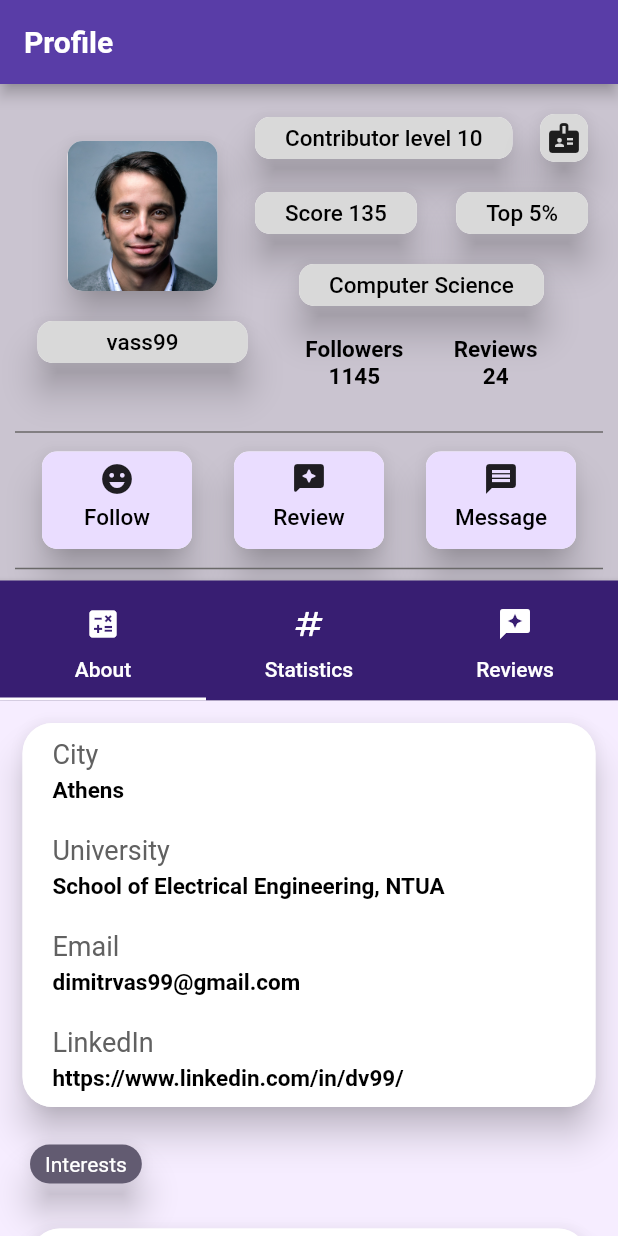
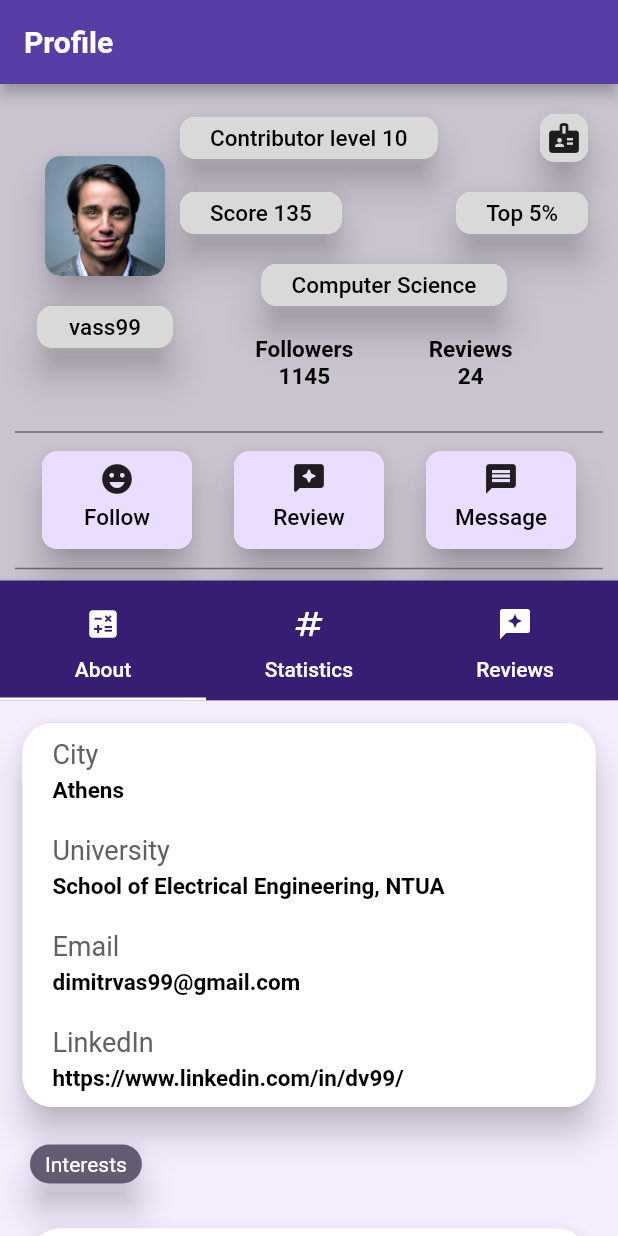
Before and after one commit to Athanasiosvaris/United, a Flutter app: the ProfilePage screen opened by its route, on a phone screen of 412 x 824 dp. Run offline on Flutter 3.47's test engine with Material 2 defaults, Android fonts, the phone set to English and light mode, and no system bars.

Commit message:
App ready

```diff
--- a/lib/pages/app/leaderboard.dart
+++ b/lib/pages/app/leaderboard.dart
@@ -64,10 +64,10 @@ class _LeaderboardPage extends State<LeaderboardPage>
                                 style: TextStyle(
                                     color: Colors.white,
                                     fontWeight: FontWeight.w500,
-                                    fontSize: 20),
+                                    fontSize: 15),
                               ),
                               Image.asset(
-                                'images/Giorgos.png',
+                                'assets/images/Giorgos.png',
                               ),
                               const Text(
                                 'Your points:\n 150',
@@ -75,7 +75,7 @@ class _LeaderboardPage extends State<LeaderboardPage>
                                 style: TextStyle(
                                     color: Colors.white,
                                     fontWeight: FontWeight.w500,
-                                    fontSize: 20),
+                                    fontSize: 15),
                               )
                             ],
                           ),
--- a/lib/pages/app/profile.dart
+++ b/lib/pages/app/profile.dart
@@ -41,7 +41,7 @@ class _ProfilePage extends State<ProfilePage>
               mainAxisAlignment: MainAxisAlignment.spaceBetween,
               children: [
                 Container(
-                  width: 150,
+                  width: 100,
                   padding: const EdgeInsets.all(5),
                   child: Column(
                     mainAxisAlignment: MainAxisAlignment.spaceBetween,
@@ -50,8 +50,8 @@ class _ProfilePage extends State<ProfilePage>
                         elevation: 10,
                         borderRadius: BorderRadius.circular(10),
                         child: Container(
-                          width: 100,
-                          height: 100,
+                          width: 80,
+                          height: 80,
                           decoration: const BoxDecoration(
                               borderRadius: BorderRadius.only(
                                   topRight: Radius.circular(10.0),
@@ -439,15 +439,17 @@ class _ProfilePage extends State<ProfilePage>
                               crossAxisAlignment: CrossAxisAlignment.start,
                               children: const [
                                 ProfilePanel(
-                                    length: 300,
+                                    length: 250,
                                     title: 'Prom Racing',
                                     subtitle:
-                                        'Participated in Prom Racing from 2020 to 2022 as an\n electrical engineer'),
+                                        'Participated in Prom Racing from 2020 to 2022 as an electrical engineer'),
                                 ProfilePanel(
-                                    title: 'Human Computer Interaction Project',
+                                    title: 'HCI Project',
+                                    length: 250,
                                     subtitle: 'Created a prototype app'),
                                 ProfilePanel(
                                     title: 'Algorithms',
+                                    length: 250,
                                     subtitle:
                                         'Solved interesting algorithmic challenges'),
                               ],
@@ -568,7 +570,7 @@ class _ProfilePage extends State<ProfilePage>
                               crossAxisAlignment: CrossAxisAlignment.start,
                               children: const [
                                 ProfilePanel(
-                                    length: 300,
+                                    length: 250,
                                     title: 'Great Teacher',
                                     subtitle:
                                         'Lorem ipsum dolor sit amet, consectetur adipiscing elit. Morbi ac est diam. Phasellus interdum orci nec lacus malesuada facilisis. Nunc nec sapien libero. Aliquam non elit sem. Phasellus placerat sodales malesuada. Maecenas porttitor justo sed pellentesque tincidunt. Nullam quis sem leo. Duis eget molestie neque.')
@@ -599,7 +601,7 @@ class _ProfilePage extends State<ProfilePage>
                               children: const [
                                 ProfilePanel(
                                     title: 'Great Teacher',
-                                    length: 300,
+                                    length: 250,
                                     subtitle:
                                         'Lorem ipsum dolor sit amet, consectetur adipiscing elit. Morbi ac est diam. Phasellus interdum orci nec lacus malesuada facilisis. Nunc nec sapien libero. Aliquam non elit sem. Phasellus placerat sodales malesuada. Maecenas porttitor justo sed pellentesque tincidunt. Nullam quis sem leo. Duis eget molestie neque.')
                               ],
@@ -628,7 +630,7 @@ class _ProfilePage extends State<ProfilePage>
                               children: const [
                                 ProfilePanel(
                                     title: 'Great Teacher',
-                                    length: 300,
+                                    length: 250,
                                     subtitle:
                                         'Lorem ipsum dolor sit amet, consectetur adipiscing elit. Morbi ac est diam. Phasellus interdum orci nec lacus malesuada facilisis. Nunc nec sapien libero. Aliquam non elit sem. Phasellus placerat sodales malesuada. Maecenas porttitor justo sed pellentesque tincidunt. Nullam quis sem leo. Duis eget molestie neque.')
                               ],
@@ -658,7 +660,7 @@ class _ProfilePage extends State<ProfilePage>
                               children: const [
                                 ProfilePanel(
                                     title: 'Great Teacher',
-                                    length: 300,
+                                    length: 250,
                                     subtitle:
                                         'Lorem ipsum dolor sit amet, consectetur adipiscing elit. Morbi ac est diam. Phasellus interdum orci nec lacus malesuada facilisis. Nunc nec sapien libero. Aliquam non elit sem. Phasellus placerat sodales malesuada. Maecenas porttitor justo sed pellentesque tincidunt. Nullam quis sem leo. Duis eget molestie neque.')
                               ],
```
Also changed, not shown: lib/pages/registration/signin/signin_page.dart (+14 -6 lines).
